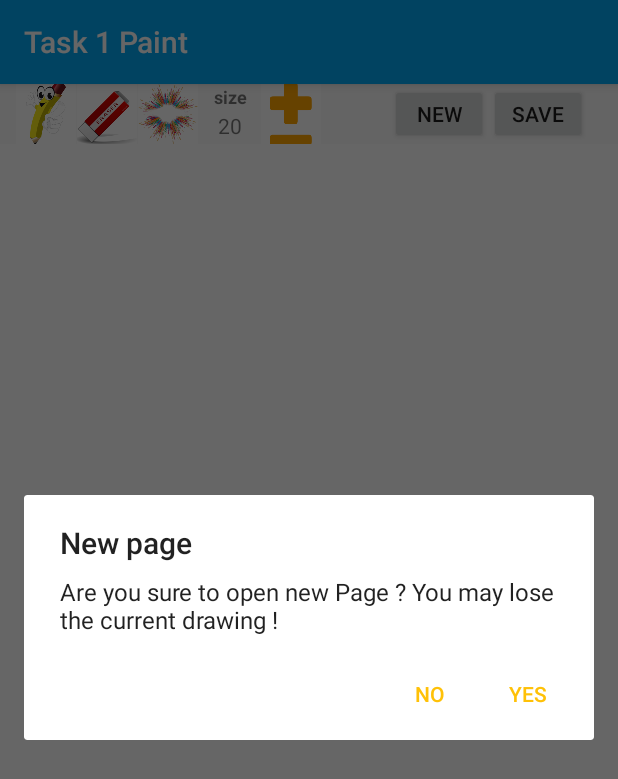
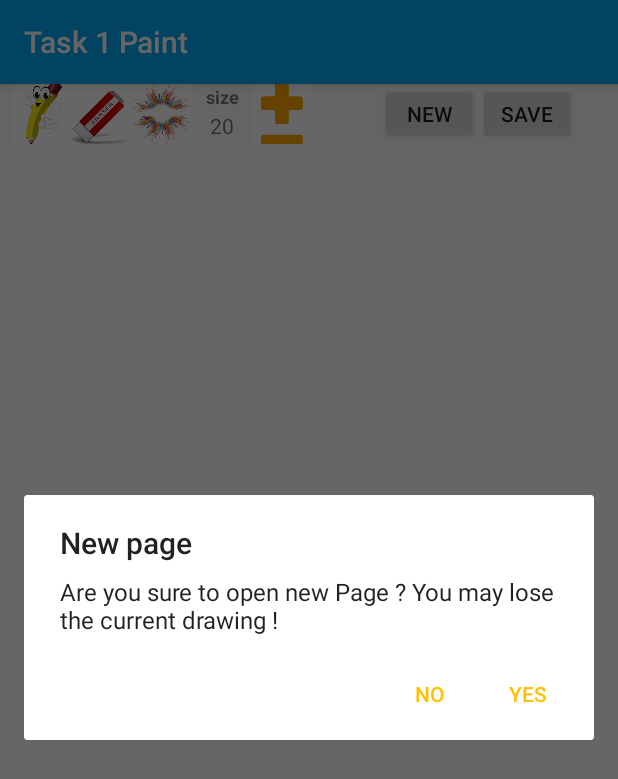
Before and after one commit to sonukumar-git/Task-1-Paint-Android, an Android app: the screen it shows after launch (MainActivity), after a tap on "NEW", on a phone screen of 412 x 824 dp. Shown: the top 779 px of the screen. Run offline under Robolectric (Android 15) with nearby library versions, the phone set to English and light mode, and no system bars; libraries missing offline, so code that uses them is left out: yuku.ambilwarna.

Commit message:
version 5 feb 2020 12:00pm

```diff
--- a/app/src/main/AndroidManifest.xml
+++ b/app/src/main/AndroidManifest.xml
@@ -2,7 +2,7 @@
 <manifest xmlns:android="http://schemas.android.com/apk/res/android"
     package="com.example.task1paint">
 
-    <uses-permission android:name="android.permission.WRITE_EXTERNAL_STORAGE"/>
+    <uses-permission android:name="android.permission.WRITE_EXTERNAL_STORAGE" />
 
     <application
         android:allowBackup="true"
@@ -11,6 +11,7 @@
         android:roundIcon="@mipmap/ic_launcher_round"
         android:supportsRtl="true"
         android:theme="@style/AppTheme">
+
         <activity android:name=".MainActivity">
             <intent-filter>
                 <action android:name="android.intent.action.MAIN" />
--- a/app/src/main/java/com/example/task1paint/MainActivity.java
+++ b/app/src/main/java/com/example/task1paint/MainActivity.java
@@ -34,6 +34,11 @@
     TextView tvBrush;
     private static final int UNIQUE_REQUEST_CODE=1;
     String b;
+    AlertDialog.Builder new_dialog;
+    AlertDialog.Builder saveDialog;
+    AlertDialog.Builder dialog ;
+    Dialog brushsize;
+
 
     @Override
     protected void onCreate(Bundle savedInstanceState) {
@@ -44,6 +49,11 @@
         b=String.valueOf(myView.brushSize);
         tvBrush.setText(b);
         btnEraser=findViewById(R.id.btn_eraser);
+
+         new_dialog=new AlertDialog.Builder(MainActivity.this);
+         saveDialog = new AlertDialog.Builder(MainActivity.this);
+         dialog = new AlertDialog.Builder(this);
+        brushsize=new Dialog(MainActivity.this);
 
         Log.d("MSG","oncreate");
 
@@ -133,7 +143,7 @@
                 }
                 else {
 
-                    AlertDialog.Builder saveDialog = new AlertDialog.Builder(MainActivity.this);
+
                     saveDialog.setTitle("Save drawing");
                     saveDialog.setMessage("Save drawing to device Gallery?");
                     saveDialog.setPositiveButton("Yes", new DialogInterface.OnClickListener() {
@@ -180,7 +190,7 @@
             @Override
             public void onClick(View v) {
 
-                final Dialog brushsize=new Dialog(MainActivity.this);
+
                 brushsize.setContentView(R.layout.activity_size_activity);
                 brushsize.setTitle("ZOOM IN/OUT");
                 ImageView zoom_in=brushsize.findViewById(R.id.zoom_in);
@@ -234,7 +244,7 @@
 
     public void new_page(View v)
     {
-        AlertDialog.Builder new_dialog=new AlertDialog.Builder(MainActivity.this);
+
         new_dialog.setTitle("New page");
         new_dialog.setMessage("Are you sure to open new Page ? " +
                 "You may lose the current drawing !" );
@@ -275,7 +285,6 @@
                 if (ActivityCompat.shouldShowRequestPermissionRationale(MainActivity.this,
                         Manifest.permission.WRITE_EXTERNAL_STORAGE)) {
 
-                    AlertDialog.Builder dialog = new AlertDialog.Builder(this);
                     dialog.setMessage("This Permisision is important").setTitle("Important Permission ");
                     dialog.setPositiveButton("OK",
                             new DialogInterface.OnClickListener() {
--- a/app/src/main/java/com/example/task1paint/MyDrawingView.java
+++ b/app/src/main/java/com/example/task1paint/MyDrawingView.java
@@ -25,6 +25,8 @@
     private int previousColor=paintColor;
     private Canvas drawCanvas;
      Bitmap canvasBitmap;
+    float touchX ;
+    float touchY ;
 
 
      int brushSize;
@@ -48,7 +50,7 @@
         drawPaint.setStrokeJoin(Paint.Join.ROUND);
         drawPaint.setStrokeCap(Paint.Cap.ROUND);
 
-        drawPaint.setXfermode(null);//new PorterDuffXfermode(PorterDuff.Mode.CLEAR));
+      //  drawPaint.setXfermode(null);//new PorterDuffXfermode(PorterDuff.Mode.CLEAR));
         canvasPaint=new Paint(Paint.DITHER_FLAG);
         brushSize=20;
         drawPaint.setStrokeWidth(brushSize);
@@ -63,9 +65,11 @@
         super.onSizeChanged(w, h, oldw, oldh);
         canvasBitmap=Bitmap.createBitmap(w,h,Bitmap.Config.ARGB_8888);
         drawCanvas=new Canvas(canvasBitmap);
+        drawCanvas.drawColor(Color.WHITE);
+
         Log.d("MSG","objectChanged");
 
-        drawCanvas.drawColor(backColor);
+
 
     }
 
@@ -85,8 +89,8 @@
     @Override
     public boolean onTouchEvent(MotionEvent event) {
         // X and Y position of user touch.
-        float touchX = event.getX();
-        float touchY = event.getY();
+         touchX = event.getX();
+        touchY = event.getY();
         Log.d("MSG","onTouch");
         // Draw the path according to the touch event taking place.
         switch (event.getAction()) {
@@ -95,6 +99,7 @@
                break;
             case MotionEvent.ACTION_MOVE:
                 drawPath.lineTo(touchX, touchY);
+
                 break;
            case MotionEvent.ACTION_UP:
                 if (erase){
--- a/app/src/main/res/layout/activity_main.xml
+++ b/app/src/main/res/layout/activity_main.xml
@@ -6,6 +6,7 @@
 xmlns:tools="http://schemas.android.com/tools"
 android:layout_width="match_parent"
 android:layout_height="match_parent"
+
 tools:context=".MainActivity">
 
     <ImageButton
@@ -84,19 +85,20 @@
         android:layout_marginLeft="13dp"
         android:onClick="new_page"
         android:text="@string/new_btn"
+        app:layout_constraintBaseline_toBaselineOf="@+id/btnSave"
         app:layout_constraintEnd_toStartOf="@+id/btnSave"
-        app:layout_constraintStart_toEndOf="@+id/plusminus"
-        app:layout_constraintTop_toTopOf="parent" />
+        app:layout_constraintStart_toEndOf="@+id/plusminus" />
 
     <Button
         android:id="@+id/btnSave"
         android:layout_width="65dp"
         android:layout_height="40dp"
-        android:layout_marginEnd="20dp"
-        android:layout_marginRight="20dp"
+        android:layout_marginEnd="30dp"
+        android:layout_marginRight="30dp"
         android:text="@string/save_btn"
         app:layout_constraintEnd_toEndOf="parent"
         app:layout_constraintStart_toEndOf="@+id/btn_new"
+
         app:layout_constraintTop_toTopOf="parent" />
 
 
@@ -104,9 +106,10 @@
         android:id="@+id/drawing"
         android:layout_width="match_parent"
         android:layout_height="0dp"
-    android:layout_weight="1"
+        android:layout_marginTop="5dp"
 
 
+        android:layout_weight="1"
         app:layout_constraintBottom_toBottomOf="parent"
         app:layout_constraintEnd_toEndOf="parent"
         app:layout_constraintStart_toStartOf="parent"
--- a/app/src/main/res/values/styles.xml
+++ b/app/src/main/res/values/styles.xml
@@ -1,7 +1,7 @@
 <resources>
 
     <!-- Base application theme. -->
-    <style name="AppTheme" parent="Theme.AppCompat.Light.DarkActionBar">
+    <style name="AppTheme" parent="Base.Theme.AppCompat.Light.DarkActionBar">
         <!-- Customize your theme here. -->
         <item name="colorPrimary">@color/colorPrimary</item>
         <item name="colorPrimaryDark">@color/colorPrimaryDark</item>
```
Lines whose indentation alone changed are shown as unchanged.
